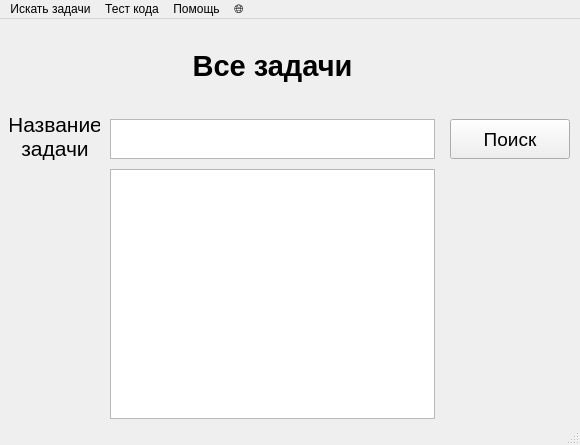
Above: LyceumSearch.ui from pworty/LyceumSearch before the change. Below: the same form after it.
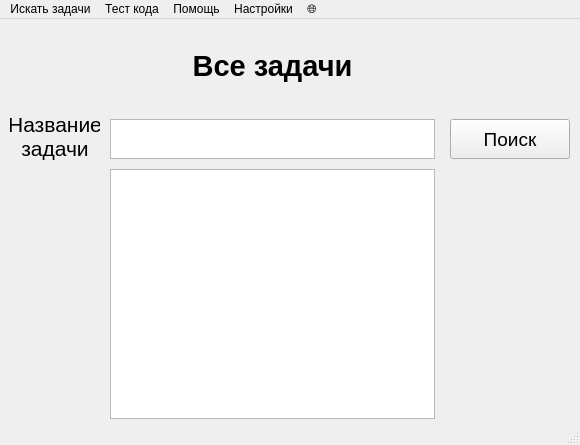
That is the form after the change.

Commit message:
+Reset all settings option added
+Добавлена возможность сброса всех настроек

Diff of the .ui file:
```diff
--- a/LyceumSearch.ui
+++ b/LyceumSearch.ui
@@ -169,9 +169,16 @@
     </property>
     <addaction name="actionOpenTutorial"/>
    </widget>
+   <widget class="QMenu" name="menuSettings">
+    <property name="title">
+     <string>Настройки</string>
+    </property>
+    <addaction name="actionResetAll"/>
+   </widget>
    <addaction name="menuSearch"/>
    <addaction name="menuCodeTest"/>
    <addaction name="menuHelp"/>
+   <addaction name="menuSettings"/>
    <addaction name="menuLanguage"/>
   </widget>
   <widget class="QStatusBar" name="statusbar"/>
```
Left out of the diff: 5 changed lines with no effect on the pictures. The commit also changes 4 other files.
